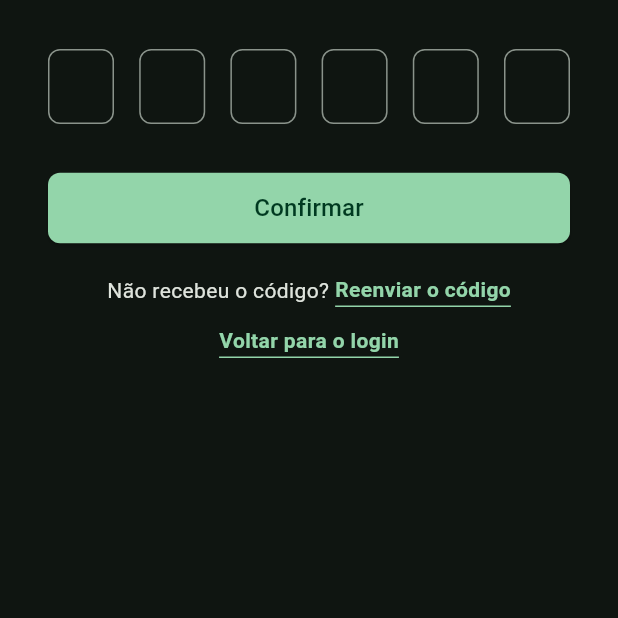
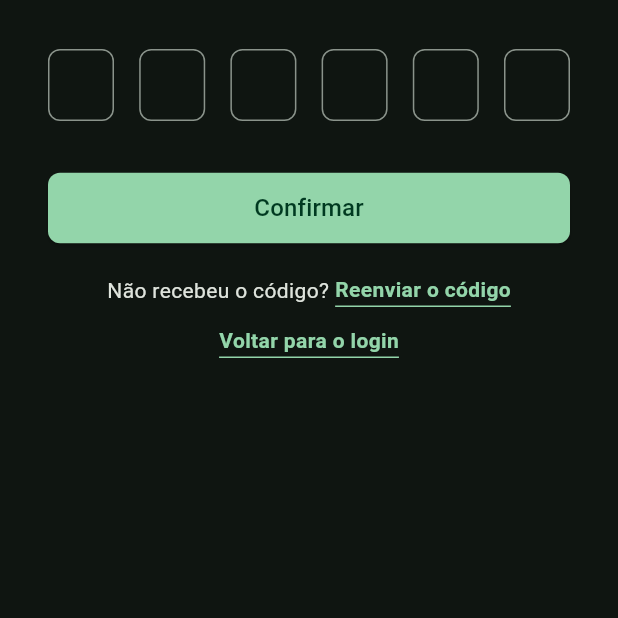
Before and after one commit to Jpaulo06972/ES-PI3-2026-T2-G09, a Flutter app: the PassRecoveryCodePage screen opened directly, on a phone screen of 412 x 824 dp, the part 551-1169 px from its top. Run offline on Flutter 3.47's test engine with Material 3 defaults, Android fonts, the phone set to English and light mode, and no system bars; network calls fail.

Commit message:
Esqueci a senha e 2FA

```diff
--- a/lib/autentication/pages/passRecoveryCode.dart
+++ b/lib/autentication/pages/passRecoveryCode.dart
@@ -91,8 +91,8 @@ class _PassRecoveryCodePageState extends State<PassRecoveryCodePage> {
           FilteringTextInputFormatter.digitsOnly,
         ],
         decoration: InputDecoration(
-          // Centraliza o conteúdo dentro da caixa
-          contentPadding: const EdgeInsets.symmetric(vertical: 14),
+          // Remove o padding padrão para o dígito ficar centralizado na caixa
+          contentPadding: EdgeInsets.zero,
           border: OutlineInputBorder(borderRadius: BorderRadius.circular(8)),
           focusedBorder: OutlineInputBorder(
             borderRadius: BorderRadius.circular(8),
--- a/lib/autentication/pages/twoFactsAuth.dart
+++ b/lib/autentication/pages/twoFactsAuth.dart
@@ -69,6 +69,8 @@ class _TwoFactsAuthPageState extends State<TwoFactsAuthPage> {
           FilteringTextInputFormatter.digitsOnly,
         ],
         decoration: InputDecoration(
+          // Remove o padding padrão para o dígito ficar centralizado na caixa
+          contentPadding: EdgeInsets.zero,
           border: OutlineInputBorder(borderRadius: BorderRadius.circular(8)),
           focusedBorder: OutlineInputBorder(
             borderRadius: BorderRadius.circular(8),
```
